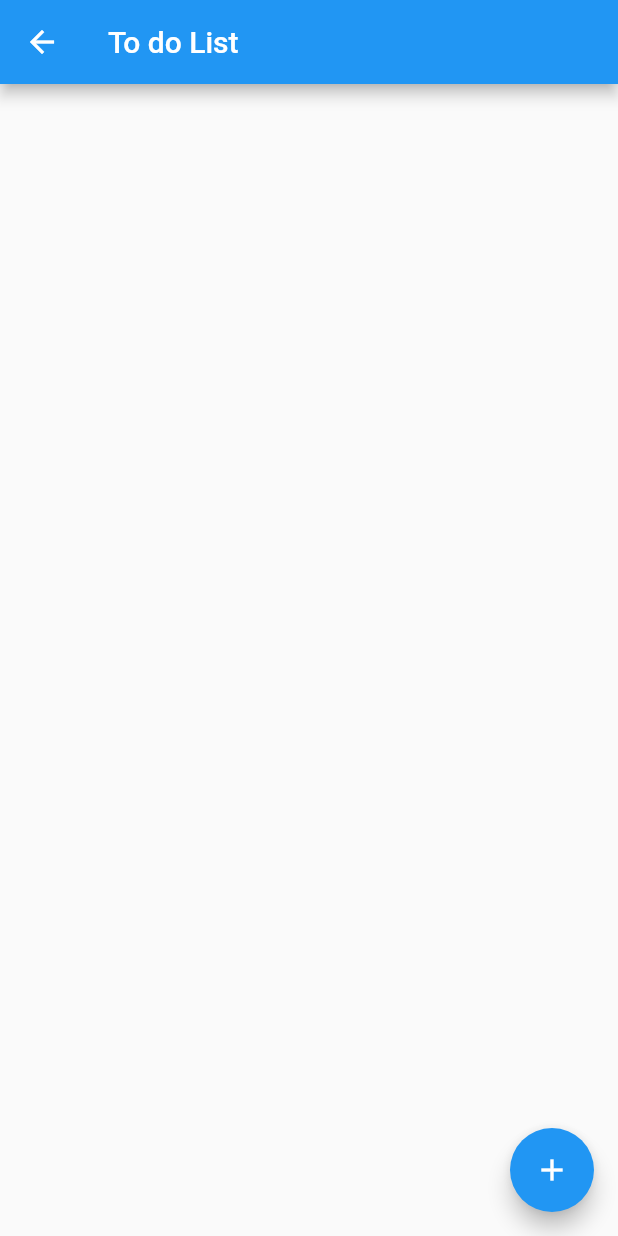
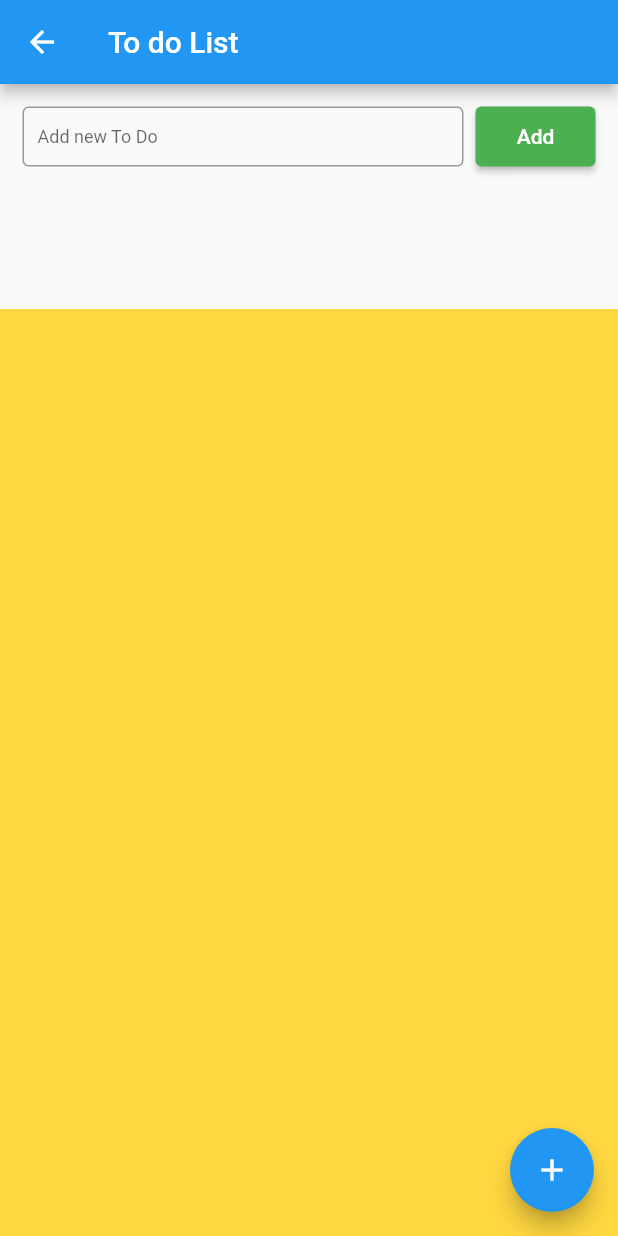
Before and after one commit to HoangNgocThang/DemoFlutter, a Flutter app: the LoginScreen screen opened by its route, after a tap on "Go To Home", on a phone screen of 412 x 824 dp. Run offline on Flutter 3.47's test engine with Material 2 defaults, Android fonts, the phone set to English and light mode, and no system bars.

Commit message:
to do list - create form input

```diff
--- a/lib/main.dart
+++ b/lib/main.dart
@@ -24,7 +24,7 @@ class MyApp extends StatelessWidget {
         '/test': (context) => TestScreen(),
         '/test-provider': (context) => TestProviderScreen()
       },
-      initialRoute: '/test-provider',
+      initialRoute: '/home',
       debugShowCheckedModeBanner: false,
       //  darkTheme: ThemeData.dark(),
       // useInheritedMediaQuery: true,
--- a/lib/sceens/home-screen.dart
+++ b/lib/sceens/home-screen.dart
@@ -16,39 +16,59 @@ class _HomeScreenState extends State<HomeScreen> {
   Widget build(BuildContext context) {
     return Scaffold(
       appBar: AppBar(
-        // Here we take the value from the MyHomePage object that was created by
-        // the App.build method, and use it to set our appbar title.
         title: Text('To do List'),
       ),
       body: Center(
-        // Center is a layout widget. It takes a single child and positions it
-        // in the middle of the parent.
         child: Column(
-          // Column is also a layout widget. It takes a list of children and
-          // arranges them vertically. By default, it sizes itself to fit its
-          // children horizontally, and tries to be as tall as its parent.
-          //
-          // Invoke "debug painting" (press "p" in the console, choose the
-          // "Toggle Debug Paint" action from the Flutter Inspector in Android
-          // Studio, or the "Toggle Debug Paint" command in Visual Studio Code)
-          // to see the wireframe for each widget.
-          //
-          // Column has various properties to control how it sizes itself and
-          // how it positions its children. Here we use mainAxisAlignment to
-          // center the children vertically; the main axis here is the vertical
-          // axis because Columns are vertical (the cross axis would be
-          // horizontal).
           mainAxisAlignment: MainAxisAlignment.center,
           children: <Widget>[
-            Column(
-              children: [],
+            Container(
+                margin: EdgeInsets.all(15),
+                height: 120,
+                child: Row(
+                  crossAxisAlignment: CrossAxisAlignment.start,
+                  children: [
+                    const Flexible(
+                      fit: FlexFit.tight,
+                      child: SizedBox(
+                        height: 40,
+                        child: TextField(
+                          // textAlign: TextAlign.center,
+                          style: TextStyle(
+                              fontSize: 12,
+                              color: Colors.black,
+                              textBaseline: TextBaseline.ideographic),
+                          decoration: InputDecoration(
+                              border: OutlineInputBorder(),
+                              // labelText: 'Add new To Do',
+                              hintText: 'Add new To Do',
+                              contentPadding:
+                                  EdgeInsets.only(left: 10, bottom: 20)),
+                        ),
+                      ),
+                    ),
+                    SizedBox(
+                      width: 8,
+                      height: 40,
+                    ),
+                    SizedBox(
+                        width: 80,
+                        height: 40,
+                        child: ElevatedButton(
+                          style: ElevatedButton.styleFrom(
+                              backgroundColor: Colors.green,
+                              foregroundColor: Colors.white),
+                          onPressed: () {},
+                          child: Text('Add'),
+                        ))
+                  ],
+                )),
+            Expanded(
+              flex: 1,
+              child: Container(
+                color: Colors.amberAccent,
+              ),
             ),
-            Column(
-              children: [],
-            )
-            //  TextField(
-            // decoration: ,
-            //  )
           ],
         ),
       ),
```
